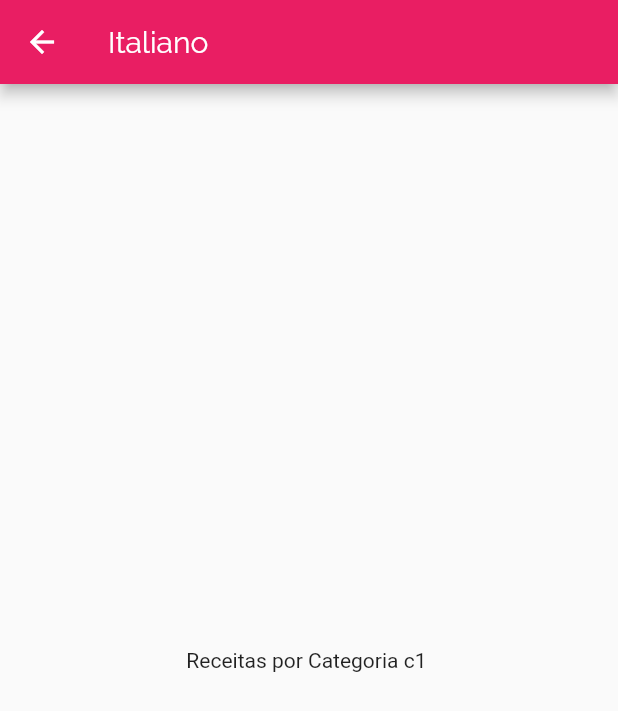
After one commit to DIMAAGR/curso_flutter_cod3r, a Flutter app: the screen it shows after launch, after a tap on "Italiano", on a phone screen of 412 x 824 dp. The commit adds this screen. Shown: the top 711 px of the screen. Run offline on Flutter 3.47's test engine with Material 2 defaults, Android fonts, the phone set to English and light mode, and no system bars.

Commit message:
Adicionado Primeira Tela

```diff
--- a/lib/components/category_item.dart
+++ b/lib/components/category_item.dart
@@ -2,16 +2,30 @@
 
 import 'package:flutter/material.dart';
 import 'package:meals/models/category.dart';
+import '../screens/categories_meals_screen.dart';
 
 class CategoryItem extends StatelessWidget {
 
 final Category category;
+const CategoryItem(this.category);
 
-const CategoryItem(this.category);
+void _selectCategory(BuildContext context){
+  Navigator.of(context).push(
+    MaterialPageRoute(
+      builder: (_) {
+        return CategoriesMealsScreen(category);
+      },
+    ),
+  );
+}
 
   @override
   Widget build(BuildContext context) {
-    return Container(
+    return InkWell(
+      onTap: () => _selectCategory(context),
+      borderRadius: BorderRadius.circular(6),
+      splashColor: Theme.of(context).primaryColor,
+          child: Container(
         child: Text(
           category.title,
           style: Theme.of(context).textTheme.title,
@@ -27,6 +41,7 @@ const CategoryItem(this.category);
             end: Alignment.bottomRight
           ),
         ),
+      ),
     );
   }
 }
--- /dev/null
+++ b/lib/screens/categories_meals_screen.dart
@@ -0,0 +1,23 @@
+import 'package:flutter/material.dart';
+import 'package:meals/models/category.dart';
+
+class CategoriesMealsScreen extends StatelessWidget {
+  final Category category;
+
+  const CategoriesMealsScreen(this.category);
+
+  @override
+  Widget build(BuildContext context) {
+    return Scaffold(
+      appBar: AppBar(
+        title: Text(
+          category.title,
+        ),
+      ),
+      body: Center(
+        child: Text('Receitas por Categoria ${category.id} '),
+      ),
+
+    );
+  }
+}
```
Lines whose indentation alone changed are shown as unchanged.
